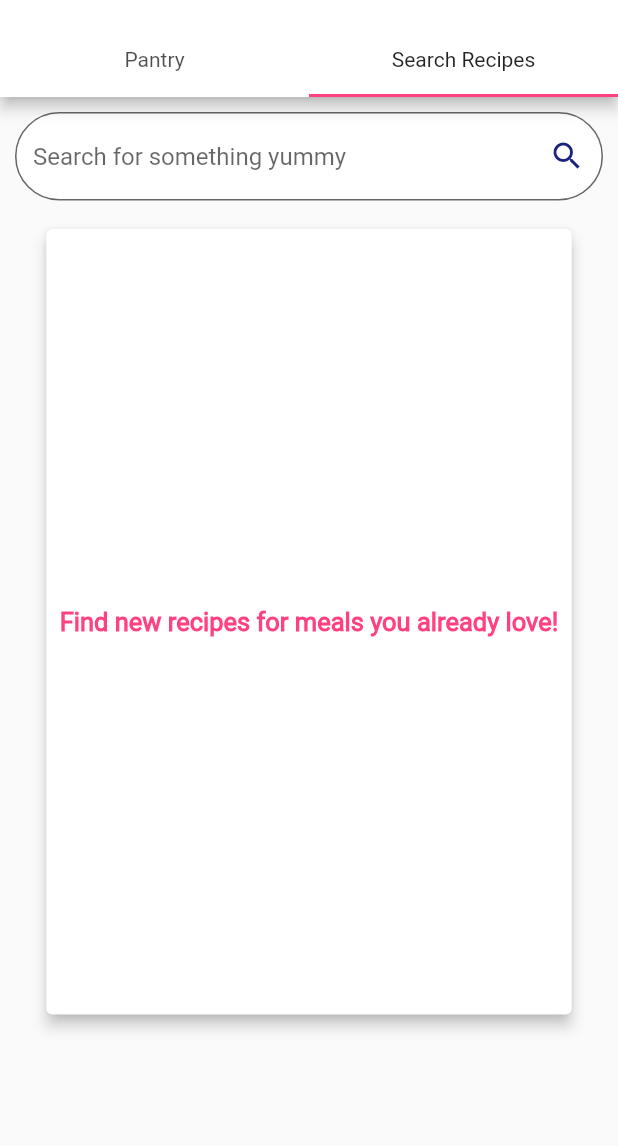
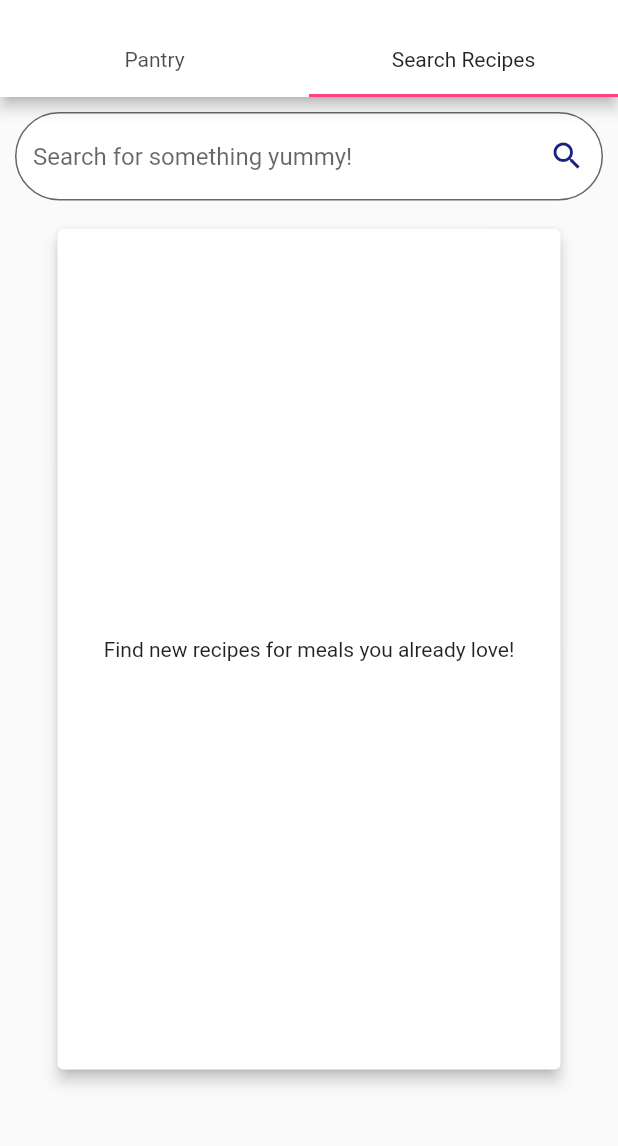
Before and after one commit to shyguywill/Platter-Flutter, a Flutter app: the SearchList screen opened by its route, tab 2 chosen, on a phone screen of 412 x 824 dp, the part 59-1205 px from its top. Run offline on Flutter 3.47's test engine with Material 2 defaults, Android fonts, the phone set to English and light mode, and no system bars; our stand-ins replace connectivity, shared_preferences; missing offline and left inert: flutter_webview_plugin, progress_hud, stretchy_header; accounts and stored records are empty; network calls fail; Roboto replaces fonts that are missing (Futura).

Commit message:
Add easter eggs, imporve UI

```diff
--- a/lib/View/auth.dart
+++ b/lib/View/auth.dart
@@ -281,7 +281,7 @@ class _Auth extends State<Auth> {
       children: <Widget>[
         FlatButton(
           child: Text(
-            "Accept terms and conditions",
+            "Accept Terms and Conditions",
             style: TextStyle(color: Colors.blue),
           ),
           onPressed: _launchURL,
--- a/lib/View/search_recipes.dart
+++ b/lib/View/search_recipes.dart
@@ -41,13 +41,13 @@ class _SearchRecipes extends State<SearchRecipes> {
             builder: (context) {
               return AlertDialog(
                 title: Text("Uh oh"),
-                content: Text("Please check your spelling and try again"),
+                content: Text("It seems we couldn't find you any meals under '$items', please try a different meal."),
                 actions: <Widget>[
                   FlatButton(
                     child: Text("Got it"),
                     onPressed: () {
                       Navigator.pop(context);
-                      Navigator.pop(context);
+
                     },
                   )
                 ],
@@ -70,6 +70,8 @@ class _SearchRecipes extends State<SearchRecipes> {
     double width = MediaQuery.of(context).size.width;
     double height = MediaQuery.of(context).size.height;
 
+    print (height/1.55);
+
     return Stack(children: <Widget>[
       SingleChildScrollView(
           child: Container(
@@ -85,7 +87,8 @@ class _SearchRecipes extends State<SearchRecipes> {
                 textCapitalization: TextCapitalization.sentences,
                 autocorrect: true,
                 decoration: InputDecoration(
-                  hintText: "Search for something yummy",
+
+                  hintText: "Search for something yummy!",
                   fillColor: Colors.white,
                   border: OutlineInputBorder(
                       borderRadius: BorderRadius.all(Radius.circular(35))),
@@ -117,21 +120,25 @@ class _SearchRecipes extends State<SearchRecipes> {
             ),
             data == null
                 ? Container(
-                    width: width / 1.15,
-                    height: height / 1.55,
+                    width: width / 1.2,
+                    height: height / 1.45,
                     child: Card(
                         elevation: 4.0,
-                        child: Center(
+                        child:
+                        Container(
+                          padding: EdgeInsets.all(10),
+                          child: Center(
                           child: Text(
                             "Find new recipes for meals you already love!",
                             textAlign: TextAlign.center,
-                            style: TextStyle(
-                                color: Colors.pinkAccent,
-                                fontWeight: FontWeight.bold,
-                                fontSize: 17),
+                            style: TextStyle()
+                                //color: Colors.,
+                                //fontWeight: FontWeight.bold,
+                                //fontSize: 17),
                           ),
-                        )))
+                        ))))
                 : Container(
+                  margin: EdgeInsets.only(left: 10),
                     width: width / 1,
                     height: height / 1.3,
                     child: ListView.builder(
@@ -144,7 +151,7 @@ class _SearchRecipes extends State<SearchRecipes> {
                         double prepTime = data[row]["recipe"]["totalTime"];
                         String finalTime = "N/A";
                         if (prepTime != 0) {
-                          finalTime = "$prepTime mins";
+                          finalTime = "${prepTime.round()} mins";
                         }
 
                         return Card(
```
Also changed, not shown: lib/Controller/home_widgets.dart (+24 -1 lines), lib/Controller/pantry_list_table.dart (+5 -3 lines), lib/Controller/recipe_list_table.dart (+13 -5 lines), lib/View/start_page.dart (+5 -2 lines), lib/main.dart (+4 -4 lines), 1 other file.
